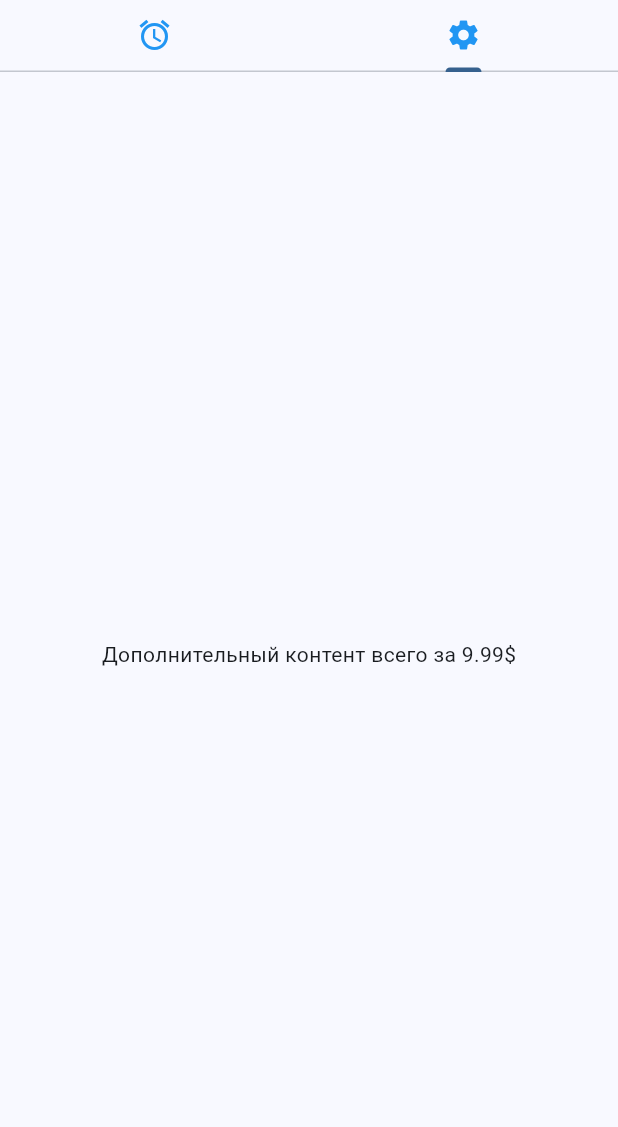
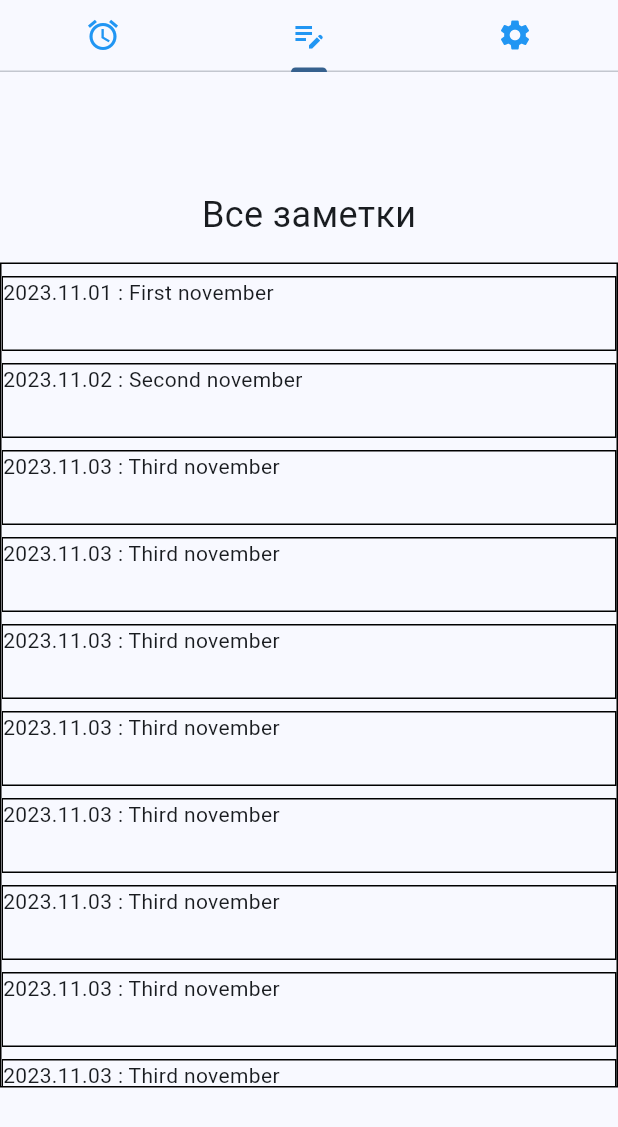
Before and after one commit to ENTERF34R/work_time_manager, a Flutter app: the screen it shows after launch, tab 2 chosen, on a phone screen of 412 x 824 dp. Shown: the top 1127 px of the screen. Run offline on Flutter 3.47's test engine with Material 2 defaults, Android fonts, the phone set to English and light mode, and no system bars; our stand-ins replace fl_chart, synchronized.

Commit message:
Доработан виджет заметок, добавлена вкладка заметок

```diff
--- a/lib/data_access/day_info_service.dart
+++ b/lib/data_access/day_info_service.dart
@@ -1,8 +1,6 @@
+import 'dart:io';
 import 'dart:convert';
-import 'dart:io';
-
 import 'package:work_time_manager/domain/dependencies/i_day_info_service.dart';
-import 'package:work_time_manager/domain/models/current_day_info.dart';
 import 'package:work_time_manager/domain/models/day_info.dart';
 import 'package:path_provider/path_provider.dart' as path;
 
@@ -17,6 +15,7 @@ class DayInfoService implements IDayInfoService {
         String raw = await file.readAsString();
         Map<String, dynamic> json = jsonDecode(raw);
         DayInfo dayInfo = DayInfo.fromJson(json);
+
         return dayInfo;
       }
     } catch (_) {
@@ -33,12 +32,12 @@ class DayInfoService implements IDayInfoService {
 
     try {
       if (await file.exists()) {
-        file.delete();
+        await file.delete();
       }
 
       Map<String, dynamic> json = dayInfo.toJson();
       String raw = jsonEncode(json);
-      file.writeAsString(raw);
+      await file.writeAsString(raw);
       return true;
     } catch (_) {
       return false;
--- a/lib/main.dart
+++ b/lib/main.dart
@@ -1,5 +1,3 @@
-import 'dart:io';
-
 import 'package:flutter/material.dart';
 import 'package:provider/provider.dart';
 import 'package:work_time_manager/data_access/day_info_service.dart';
@@ -9,7 +7,6 @@ import 'package:work_time_manager/domain/dependencies/i_month_info_service.dart'
 import 'package:work_time_manager/domain/providers/current_day_provider.dart';
 import 'package:work_time_manager/domain/providers/month_statistics_provider.dart';
 import 'package:work_time_manager/presentation/screens/main_screen.dart';
-import 'package:window_size/window_size.dart' as window_size;
 
 void main() {
   IDayInfoService dayInfoService = DayInfoService();
@@ -29,13 +26,6 @@ class MyApp extends StatelessWidget {
   // This widget is the root of your application.
   @override
   Widget build(BuildContext context) {
-    if (Platform.isWindows) {
-      window_size.setWindowMaxSize(const Size(1146, 768));
-      window_size.setWindowMinSize(const Size(1146, 768));
-    } else if (Platform.isLinux) {
-      window_size.setWindowMaxSize(const Size(1130, 730));
-      window_size.setWindowMinSize(const Size(1130, 730));
-    }
 
     return MaterialApp(
       theme: ThemeData(
--- a/lib/presentation/screens/main_screen.dart
+++ b/lib/presentation/screens/main_screen.dart
@@ -10,6 +10,7 @@ import 'package:work_time_manager/presentation/widgets/day_note.dart';
 import 'package:work_time_manager/presentation/widgets/day_statistics.dart';
 import 'package:work_time_manager/presentation/widgets/item_container.dart';
 import 'package:work_time_manager/presentation/widgets/month_statistics.dart';
+import 'package:work_time_manager/presentation/widgets/note_widget.dart';
 import 'package:work_time_manager/presentation/widgets/time_input.dart';
 
 class MainScreen extends StatefulWidget {
@@ -62,7 +63,7 @@ class _MainScreenState extends State<MainScreen> {
           } else if (snapshot.hasData) {
             currentDay = snapshot.data!;
             return DefaultTabController(
-                length: 2,
+                length: 3,
                 child: Scaffold(
                   appBar: AppBar(
                     toolbarHeight: 0,
@@ -70,6 +71,7 @@ class _MainScreenState extends State<MainScreen> {
                       Tab(
                           icon: Icon(Icons.access_alarm, color: Colors.blue),
                           height: 40),
+                      Tab(icon: Icon(Icons.edit_note_outlined, color: Colors.blue)),
                       Tab(icon: Icon(Icons.settings, color: Colors.blue))
                     ]),
                   ),
@@ -110,7 +112,7 @@ class _MainScreenState extends State<MainScreen> {
                                       height: 200,
                                       child: ItemContainer(
                                           child: Container(
-                                              padding: EdgeInsets.all(15),
+                                              padding: const EdgeInsets.all(15),
                                               child: FittedBox(
                                                   fit: BoxFit.fill,
                                                   child: IconButton(
@@ -132,7 +134,8 @@ class _MainScreenState extends State<MainScreen> {
                                               await saveCurrentDay(
                                                   currentDayProvider);
                                             }(),
-                                        saveNotifier: saveNotifier),
+                                        saveNotifier: saveNotifier,
+                                    currentDayInfo: currentDay!),
                                     const Padding(
                                         padding: EdgeInsets.only(left: 30)),
                                     const MonthStatisticsWidget(),
@@ -141,6 +144,35 @@ class _MainScreenState extends State<MainScreen> {
                               ],
                             ),
                           )),
+                      Align(
+                        alignment: Alignment.center,
+                        child: Container(
+                          width: 1075,
+                          height: 650,
+                          child: Column(
+                            crossAxisAlignment: CrossAxisAlignment.center,
+                            children: [
+                              const Padding(padding: EdgeInsets.symmetric(vertical: 7.5)),
+                              const Text("Все заметки", style: TextStyle(fontSize: 24)),
+                              const Padding(padding: EdgeInsets.symmetric(vertical: 7.5)),
+                              Container(
+                                width: 1025,
+                                height: 550,
+                                decoration: BoxDecoration(
+                                  border: Border.all(
+                                    color: Colors.black,
+                                  )
+                                ),
+                                child: SingleChildScrollView(
+                                  child: Column(
+                                    children: getNoteWidgets(975),
+                                  ),
+                                ),
+                              )
+                            ],
+                          )
+                        ),
+                      ),
                       Align(
                         alignment: Alignment.center,
                         child: Text(tab2Text),
@@ -166,4 +198,45 @@ class _MainScreenState extends State<MainScreen> {
     provider.saveCurrentDay();
     saveNotifier.value = false;
   }
+
+  List<Widget> getNoteWidgets(double width) {
+    String longNote = "";
+    for (int i = 0; i < 140; i++ ){
+      longNote += "O";
+    }
+
+    return <Widget> [
+      const Padding(padding: EdgeInsets.symmetric(vertical: 4)),
+      NoteWidget(date: DateTime(2023, 11, 1), note: "First november", width: width),
+      const Padding(padding: EdgeInsets.symmetric(vertical: 4)),
+      NoteWidget(date: DateTime(2023, 11, 2), note: "Second november", width: width),
+      const Padding(padding: EdgeInsets.symmetric(vertical: 4)),
+      NoteWidget(date: DateTime(2023, 11, 3), note: "Third november", width: width),
+      const Padding(padding: EdgeInsets.symmetric(vertical: 4)),
+      NoteWidget(date: DateTime(2023, 11, 3), note: "Third november", width: width),
+      const Padding(padding: EdgeInsets.symmetric(vertical: 4)),
+      NoteWidget(date: DateTime(2023, 11, 3), note: "Third november", width: width),
+      const Padding(padding: EdgeInsets.symmetric(vertical: 4)),
+      NoteWidget(date: DateTime(2023, 11, 3), note: "Third november", width: width),
+      const Padding(padding: EdgeInsets.symmetric(vertical: 4)),
+      NoteWidget(date: DateTime(2023, 11, 3), note: "Third november", width: width),
+      const Padding(padding: EdgeInsets.symmetric(vertical: 4)),
+      NoteWidget(date: DateTime(2023, 11, 3), note: "Third november", width: width),
+      const Padding(padding: EdgeInsets.symmetric(vertical: 4)),
+      NoteWidget(date: DateTime(2023, 11, 3), note: "Third november", width: width),
+      const Padding(padding: EdgeInsets.symmetric(vertical: 4)),
+      NoteWidget(date: DateTime(2023, 11, 3), note: "Third november", width: width),
+      const Padding(padding: EdgeInsets.symmetric(vertical: 4)),
+      NoteWidget(date: DateTime(2023, 11, 3), note: "Third november", width: width),
+      const Padding(padding: EdgeInsets.symmetric(vertical: 4)),
+      NoteWidget(date: DateTime(2023, 11, 3), note: "Third november", width: width),
+      const Padding(padding: EdgeInsets.symmetric(vertical: 4)),
+      NoteWidget(date: DateTime(2023, 11, 3), note: "Third november", width: width),
+      const Padding(padding: EdgeInsets.symmetric(vertical: 4)),
+      NoteWidget(date: DateTime(2023, 11, 3), note: "Third november", width: width),
+      const Padding(padding: EdgeInsets.symmetric(vertical: 4)),
+      NoteWidget(date: DateTime(2023, 11, 3), note: longNote, width: width),
+      const Padding(padding: EdgeInsets.symmetric(vertical: 4)),
+    ];
+  }
 }
--- a/lib/presentation/widgets/day_note.dart
+++ b/lib/presentation/widgets/day_note.dart
@@ -1,13 +1,15 @@
 import 'package:flutter/material.dart';
 import 'package:flutter/services.dart';
+import 'package:work_time_manager/domain/models/current_day_info.dart';
 import 'package:work_time_manager/presentation/widgets/item_container.dart';
 
 class DayNote extends StatefulWidget {
   final void Function(String) _savePressed;
   final ValueNotifier<bool> _saveNotifier;
+  final CurrentDayInfo _currentDayInfo;
 
-  const DayNote({super.key, required void Function(String) savePressed, required ValueNotifier<bool> saveNotifier})
-      : _savePressed = savePressed, _saveNotifier = saveNotifier;
+  const DayNote({super.key, required void Function(String) savePressed, required ValueNotifier<bool> saveNotifier, required CurrentDayInfo currentDayInfo})
+      : _savePressed = savePressed, _saveNotifier = saveNotifier, _currentDayInfo = currentDayInfo;
 
   @override
   State<DayNote> createState() => _DayNoteState();
@@ -18,6 +20,8 @@ class _DayNoteState extends State<DayNote> {
 
   @override
   Widget build(BuildContext context) {
+    controller.text = widget._currentDayInfo.note;
+
     return ItemContainer(
         child: Container(
             width: 250,
@@ -35,7 +39,6 @@ class _DayNoteState extends State<DayNote> {
                     maxLines: 10,
                       maxLength: 140,
                       maxLengthEnforcement: MaxLengthEnforcement.truncateAfterCompositionEnds,
-                      //maxLength: 75,
                       expands: false,
 
                       decoration: const InputDecoration(
--- a/lib/presentation/widgets/day_statistics.dart
+++ b/lib/presentation/widgets/day_statistics.dart
@@ -40,7 +40,7 @@ class _DayStatisticsState extends State<DayStatistics> {
     double workLineLen, leftLineLen, overLineLen;
     TimeOfDay div = widget._currentDayInfo.amountTime.subtract(widget._currentDayInfo.workTime);
     if (div < const TimeOfDay(hour: 0, minute: 0)) {
-      divText = Text("Переработка:    ${div.hourToString()}:${div.minuteToString()}",
+      divText = Text("Переработка:      ${div.hourToString()}:${div.minuteToString()}",
           style: const TextStyle(fontSize: 20, color: Colors.green));
     } else {
       divText = Text("Осталось:            ${div.hourToString()}:${div.minuteToString()}",
--- a/lib/presentation/widgets/month_statistics.dart
+++ b/lib/presentation/widgets/month_statistics.dart
@@ -62,7 +62,7 @@ class _MonthStatisticsWidgetState extends State<MonthStatisticsWidget> {
               divText = Text("Недоработка:   ${divTime.hourToString()}:${divTime.minuteToString()}",
                   style: const TextStyle(fontSize: 20, color: Colors.red));
             } else {
-              divText = Text("Переработка:   ${divTime.hourToString()}:${divTime.minuteToString()}",
+              divText = Text("Переработка:  ${divTime.hourToString()}:${divTime.minuteToString()}",
                   style: const TextStyle(fontSize: 20, color: Colors.green));
             }
           }
@@ -168,8 +168,6 @@ class _MonthStatisticsWidgetState extends State<MonthStatisticsWidget> {
     List<BarChartGroupData> result = [];
     int days = daysInMonth(month.year, month.month);
 
-    DateTime d = DateTime.now();
-
     for (int currentDay = 1; currentDay <= days; currentDay++) {
       DayInfo? day = month.statistics
           .where((d) => d.arriveTime.day == currentDay)
--- /dev/null
+++ b/lib/presentation/widgets/note_widget.dart
@@ -0,0 +1,25 @@
+import 'package:flutter/material.dart';
+import 'package:intl/intl.dart';
+
+class NoteWidget extends StatelessWidget {
+  final DateTime _date;
+  final String _note;
+  final double _width;
+
+  const NoteWidget({super.key, required DateTime date, required String note, required double width})
+      : _date = date, _note = note, _width = width;
+
+  @override
+  Widget build(BuildContext context) {
+    return Container(
+      width: _width,
+      height: 50,
+      decoration: BoxDecoration(
+        border: Border.all(
+          color: Colors.black
+        )
+      ),
+      child: Text("${DateFormat("yyyy.MM.dd").format(_date)} : $_note")
+    );
+  }
+}
--- a/pubspec.yaml
+++ b/pubspec.yaml
@@ -34,10 +34,6 @@ dependencies:
   provider: ^6.0.5
   path_provider: ^2.1.1
   json_annotation: ^4.8.1
-  window_size:
-    git:
-      url: https://github.com/google/flutter-desktop-embedding.git
-      path: plugins/window_size
   mask_text_input_formatter: ^2.5.0
   fl_chart: ^0.64.0
   flutter:
```
Also changed, not shown: pubspec.lock, 5 other files.
